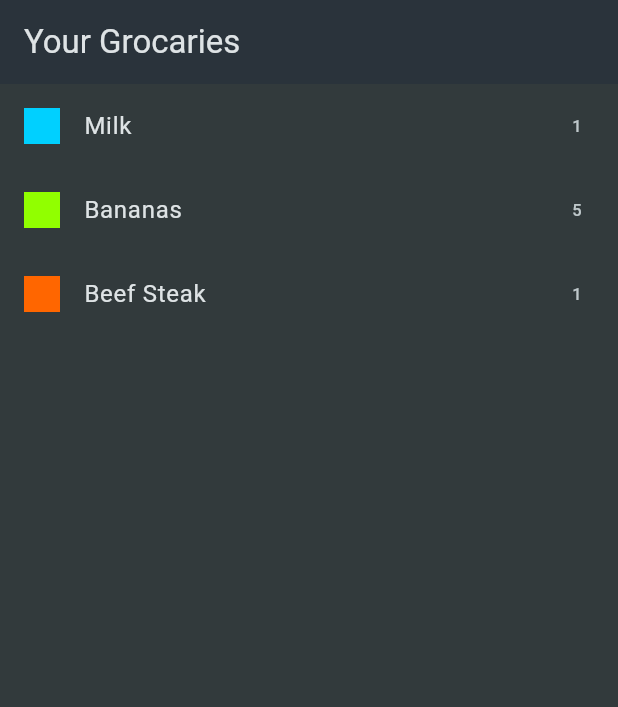
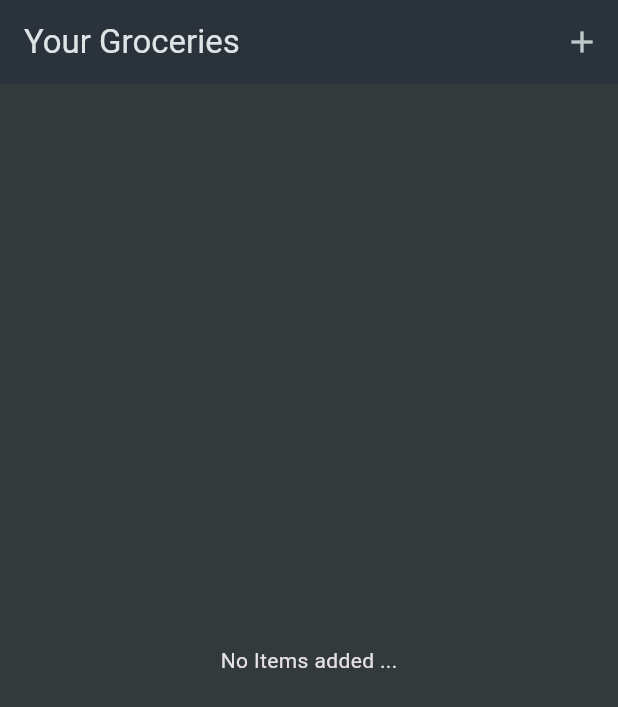
Before and after one commit to mhmadabuzaid/shop, a Flutter app: the screen it shows after launch, on a phone screen of 412 x 824 dp. Shown: the top 707 px of the screen. Run offline on Flutter 3.47's test engine with Material 3 defaults, Android fonts, the phone set to English and light mode, and no system bars.

Commit message:
finished the new item page and the list

```diff
--- a/lib/widgets/grocery_list.dart
+++ b/lib/widgets/grocery_list.dart
@@ -1,33 +1,68 @@
 import 'package:flutter/material.dart';
-import 'package:shopping_app/data/dummy_item.dart';
+import 'package:shopping_app/models/grocery_item.dart';
 import 'package:shopping_app/widgets/newitem.dart';
 
-class GroceryList extends StatelessWidget {
+class GroceryList extends StatefulWidget {
   const GroceryList({super.key});
 
   @override
+  State<GroceryList> createState() => _GroceryListState();
+}
+
+class _GroceryListState extends State<GroceryList> {
+  Widget content = Center(child: Text('No Items added ...'));
+  final List<GroceryItem> _groceryItems = [];
+  void _addItem() async {
+    final savedItem = await Navigator.of(
+      context,
+    ).push<GroceryItem>(MaterialPageRoute(builder: (ctx) => Newitem()));
+
+    if (savedItem == null) {
+      return;
+    }
+    setState(() {
+      _groceryItems.add(savedItem);
+    });
+  }
+
+  @override
   Widget build(BuildContext context) {
-    return Scaffold(
-      appBar: AppBar(title: Text('Your Grocaries')),
-      body: ListView.builder(
-        itemCount: groceryItems.length,
-        itemBuilder: (ctx, item) {
-          return ListTile(
-            title: Text(groceryItems[item].name),
-            leading: Container(
-              width: 24,
-              height: 24,
-              color: groceryItems[item].category.color,
-            ),
-            trailing: Text(groceryItems[item].quantity.toString()),
-            onTap: () => Navigator.of(context).push(
-              MaterialPageRoute(
-                builder: (ctx) => Newitem(newgroceryItem: groceryItems[item]),
+    // 1. Create a local variable for the content
+    Widget activeContent = const Center(child: Text('No Items added ...'));
+
+    // 2. If items exist, switch activeContent to the ListView
+    if (_groceryItems.isNotEmpty) {
+      activeContent = ListView.builder(
+        itemCount: _groceryItems.length,
+        itemBuilder: (ctx, index) {
+          // rename 'item' to 'index' for clarity
+          return Dismissible(
+            onDismissed: (direction) => setState(() {
+              _groceryItems.removeAt(index);
+            }),
+
+            key: ValueKey(_groceryItems[index].id),
+            child: ListTile(
+              title: Text(_groceryItems[index].name),
+              leading: Container(
+                width: 24,
+                height: 24,
+                color: _groceryItems[index].category.color,
               ),
+              trailing: Text(_groceryItems[index].quantity.toString()),
             ),
           );
         },
+      );
+    }
+
+    return Scaffold(
+      appBar: AppBar(
+        title: const Text('Your Groceries'),
+        actions: [IconButton(onPressed: _addItem, icon: const Icon(Icons.add))],
       ),
+      // 3. Use the local variable here
+      body: activeContent,
     );
   }
 }
```
Also changed, not shown: lib/widgets/newitem.dart (+110 -3 lines).
